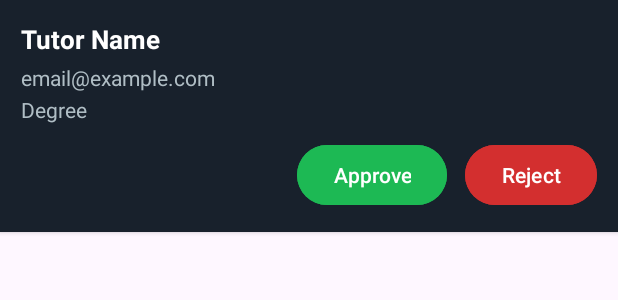
After one commit to uOttawaSEG/project-group_11_seg2105_project_app, an Android app: the layout item_pending_request.xml on its own in the app's theme, with its tools: preview values and no code run, on a phone screen of 412 x 824 dp. The commit adds this screen. Shown: the top 300 px of the screen. Run offline under Robolectric (Android 15) with nearby library versions, the phone set to English and light mode, and no system bars.

Commit message:
Added Admin Inbox feature (pending requests + approve/reject)

```diff
--- /dev/null
+++ b/app/src/main/res/layout/item_pending_request.xml
@@ -0,0 +1,65 @@
+<LinearLayout xmlns:android="http://schemas.android.com/apk/res/android"
+    android:layout_width="match_parent"
+    android:layout_height="wrap_content"
+    android:orientation="vertical"
+    android:background="#18212C"
+    android:padding="14dp"
+    android:layout_marginBottom="12dp"
+    android:elevation="2dp"
+    android:clipToOutline="true">
+
+    <TextView
+        android:id="@+id/textName"
+        android:layout_width="wrap_content"
+        android:layout_height="wrap_content"
+        android:text="Tutor Name"
+        android:textColor="#FFFFFF"
+        android:textSize="17sp"
+        android:textStyle="bold"
+        android:layout_marginBottom="4dp" />
+
+    <TextView
+        android:id="@+id/textEmail"
+        android:layout_width="wrap_content"
+        android:layout_height="wrap_content"
+        android:text="email@example.com"
+        android:textColor="#B0BEC5"
+        android:textSize="14sp"
+        android:layout_marginBottom="2dp" />
+
+    <TextView
+        android:id="@+id/textDegree"
+        android:layout_width="wrap_content"
+        android:layout_height="wrap_content"
+        android:text="Degree"
+        android:textColor="#B0BEC5"
+        android:textSize="14sp"
+        android:layout_marginBottom="10dp" />
+
+    <LinearLayout
+        android:layout_width="match_parent"
+        android:layout_height="wrap_content"
+        android:orientation="horizontal"
+        android:gravity="end">
+
+        <Button
+            android:id="@+id/btnApprove"
+            android:layout_width="wrap_content"
+            android:layout_height="wrap_content"
+            android:text="Approve"
+            android:textAllCaps="false"
+            android:backgroundTint="#1DB954"
+            android:textColor="#FFFFFF" />
+
+        <Button
+            android:id="@+id/btnReject"
+            android:layout_width="wrap_content"
+            android:layout_height="wrap_content"
+            android:text="Reject"
+            android:textAllCaps="false"
+            android:backgroundTint="#D32F2F"
+            android:textColor="#FFFFFF"
+            android:layout_marginStart="12dp" />
+    </LinearLayout>
+
+</LinearLayout>
```
Also changed, not shown: app/src/main/java/com/example/group_11_project_app_seg2105/WelcomeAdminActivity.java (+8 -0 lines), app/src/main/java/com/example/group_11_project_app_seg2105/admin/AdminInboxActivity.java (added, +32 -0 lines), app/src/main/java/com/example/group_11_project_app_seg2105/admin/PendingRequestAdapter.java (added, +80 -0 lines), app/src/main/java/com/example/group_11_project_app_seg2105/data/DatabaseHelper.java (+47 -0 lines), app/src/main/res/layout/activity_admin_inbox.xml (added, +34 -0 lines).
